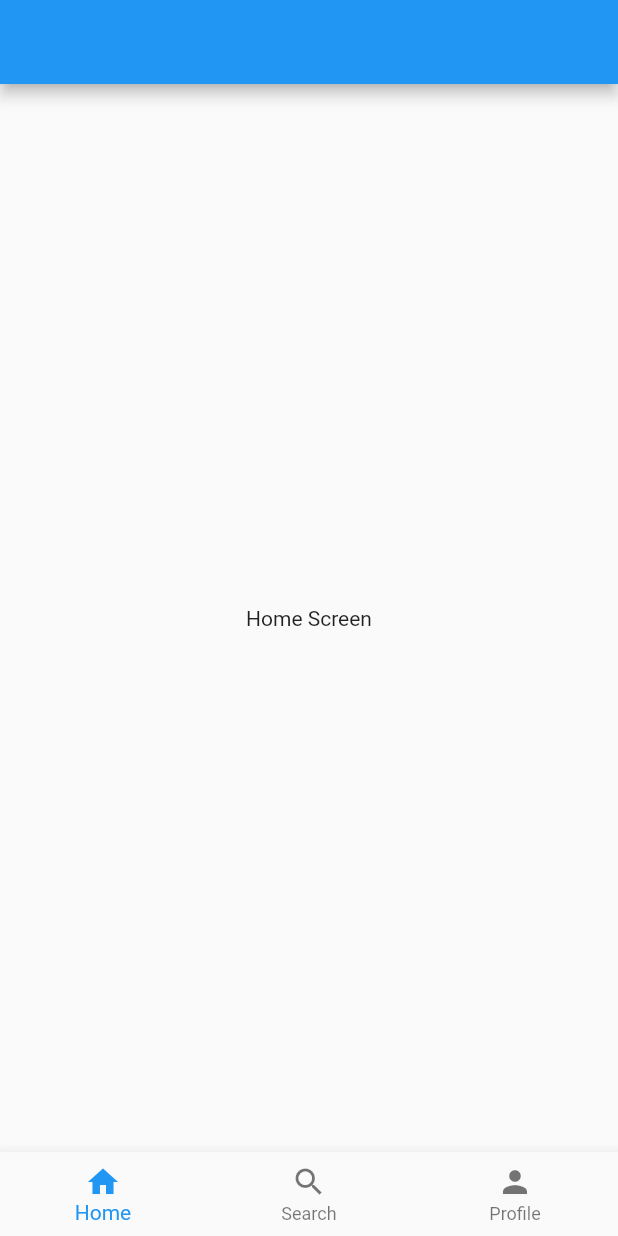
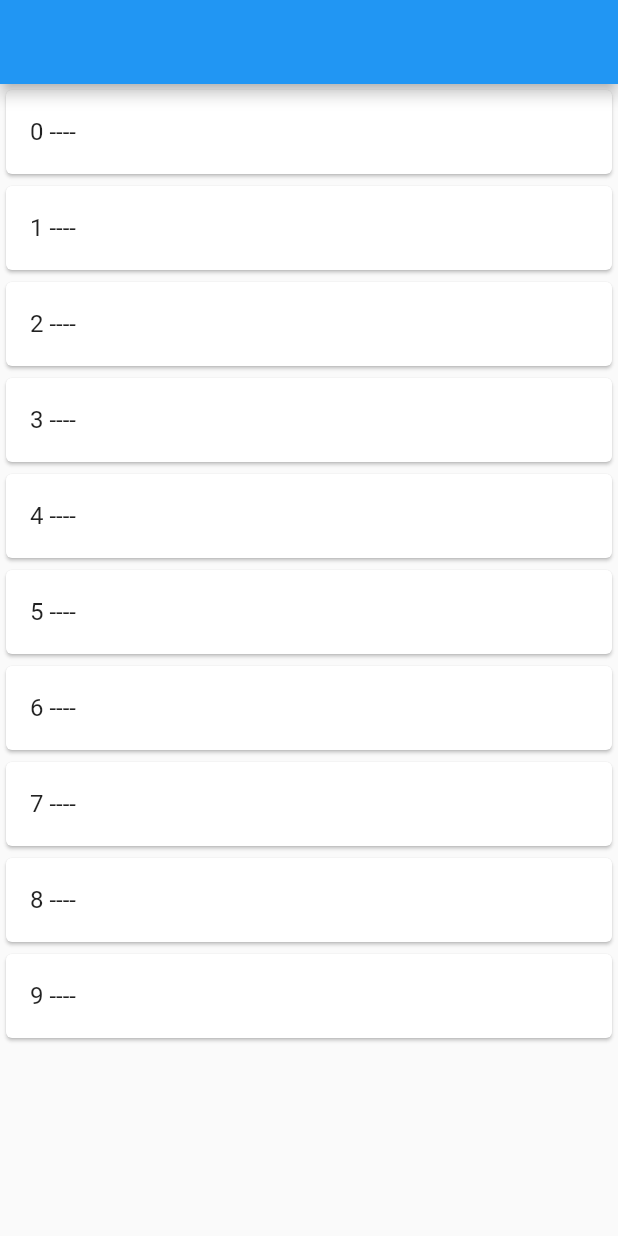
Before and after one commit to MustafaKurt98/bloc_state, a Flutter app: the screen it shows after launch, on a phone screen of 412 x 824 dp. Run offline on Flutter 3.47's test engine with Material 2 defaults, Android fonts, the phone set to English and light mode, and no system bars; our stand-ins replace flutter_bloc.

Commit message:
state mng examp

```diff
--- /dev/null
+++ b/lib/global_management/global_manage_view.dart
@@ -0,0 +1,48 @@
+import 'package:bloc_state/global_management/global_model.dart';
+import 'package:flutter/material.dart';
+
+import 'global_manage_detail.dart';
+
+class GlobalManageView extends StatefulWidget {
+  const GlobalManageView({super.key});
+
+  @override
+  State<GlobalManageView> createState() => _GlobalManageViewState();
+}
+
+class _GlobalManageViewState extends State<GlobalManageView> {
+  late List<GlobalModel> globalItems = [];
+
+  @override
+  void initState() {
+    super.initState();
+    globalItems = GlobalModel.mockItems;
+  }
+
+  @override
+  Widget build(BuildContext context) {
+    return Scaffold(
+        appBar: AppBar(),
+        body: ListView.builder(
+          itemCount: GlobalModel.mockItems.length,
+          itemBuilder: (context, index) => Card(
+            child: ListTile(
+              onTap: () async {
+                final result = await Navigator.of(context)
+                    .push<GlobalNavigationModel<int>>(MaterialPageRoute(
+                        builder: (context) => const GlobalDetail()));
+                if (result != null || (result?.isComplete ?? false)) {
+                  if(!mounted) return;
+                  setState(() {
+                    globalItems = GlobalModel.mockItems
+                        .where((element) => element.value <= result!.data)
+                        .toList();
+                  });
+                }
+              },
+              title: Text(GlobalModel.mockItems[index].title),
+            ),
+          ),
+        ));
+  }
+}
--- /dev/null
+++ b/lib/global_management/global_model.dart
@@ -0,0 +1,9 @@
+class GlobalModel {
+  final String title;
+  final int value;
+
+  GlobalModel(this.title, this.value);
+
+  static List<GlobalModel> mockItems =
+      List.generate(10, (index) => GlobalModel("$index ----",index));
+}
--- a/lib/main.dart
+++ b/lib/main.dart
@@ -1,5 +1,5 @@
 import 'package:bloc_state/bloc/bloc_cats_view.dart';
-import 'package:bloc_state/provider/view/home_screen.dart';
+import 'package:bloc_state/global_management/global_manage_view.dart';
 import 'package:flutter/material.dart';
 
 void main() {
@@ -13,7 +13,7 @@ class MyApp extends StatelessWidget {
   Widget build(BuildContext context) {
     return const MaterialApp(
       debugShowCheckedModeBanner: false,
-      home: HomeScreen(),
+      home: GlobalManageView(),
     );
   }
 }
--- a/pubspec.yaml
+++ b/pubspec.yaml
@@ -39,6 +39,7 @@ dependencies:
   flutter_bloc: ^8.1.1
   bloc: ^8.1.0
   http: ^0.13.5
+  provider: ^6.0.4
 
 dev_dependencies:
   flutter_test:
```
Also changed, not shown: lib/bloc/cats_repoitory.dart (+4 -5 lines), lib/global_management/global_manage_detail.dart (added, +41 -0 lines), pubspec.lock.
